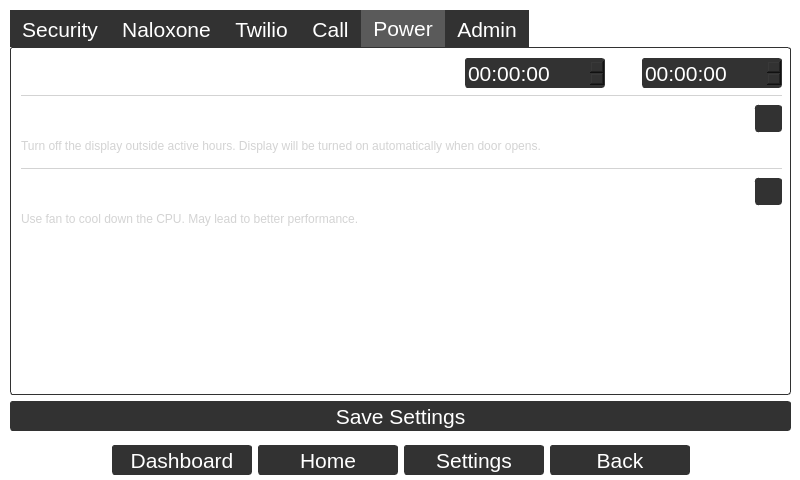
This is oobe_qt/door_close_window.ui in zyl120/Naloxone_Safety_Kit as Qt 5 draws it before an edit. The edited form follows.
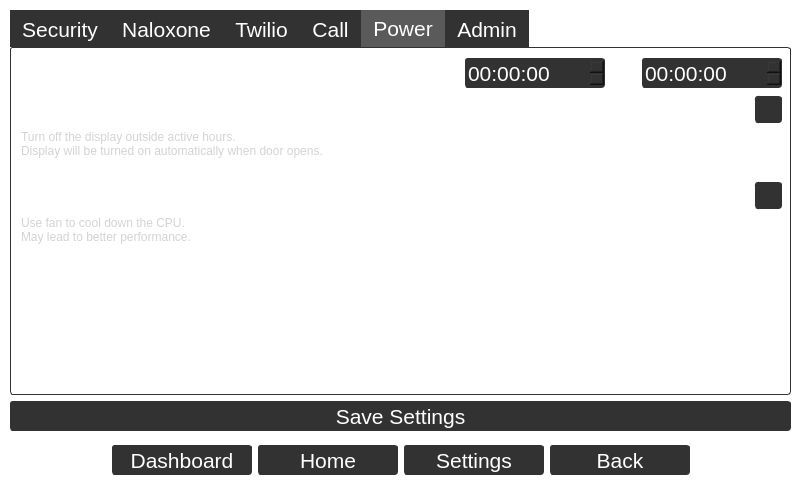
This is the edited form. The open tabs and pages were chosen to show the change.

```diff
--- a/oobe_qt/door_close_window.ui
+++ b/oobe_qt/door_close_window.ui
@@ -3022,19 +3022,6 @@
               </item>
              </layout>
             </item>
-            <item>
-             <widget class="Line" name="line_2">
-              <property name="styleSheet">
-               <string notr="true">color:lightgrey</string>
-              </property>
-              <property name="frameShadow">
-               <enum>QFrame::Plain</enum>
-              </property>
-              <property name="orientation">
-               <enum>Qt::Horizontal</enum>
-              </property>
-             </widget>
-            </item>
             <item>
              <layout class="QVBoxLayout" name="verticalLayout_33">
               <item>
@@ -3122,7 +3109,7 @@
                 <property name="minimumSize">
                  <size>
                   <width>0</width>
-                  <height>22</height>
+                  <height>44</height>
                  </size>
                 </property>
                 <property name="font">
@@ -3135,7 +3122,8 @@
                  <string notr="true">color:lightgrey</string>
                 </property>
                 <property name="text">
-                 <string>&lt;html&gt;&lt;head/&gt;&lt;body&gt;&lt;p&gt;Turn off the display outside active hours. Display will be turned on automatically when door opens.&lt;/p&gt;&lt;/body&gt;&lt;/html&gt;</string>
+                 <string>Turn off the display outside active hours. 
+Display will be turned on automatically when door opens.</string>
                 </property>
                 <property name="alignment">
                  <set>Qt::AlignLeading|Qt::AlignLeft|Qt::AlignTop</set>
@@ -3147,19 +3135,6 @@
               </item>
              </layout>
             </item>
-            <item>
-             <widget class="Line" name="line">
-              <property name="styleSheet">
-               <string notr="true">color:lightgrey</string>
-              </property>
-              <property name="frameShadow">
-               <enum>QFrame::Plain</enum>
-              </property>
-              <property name="orientation">
-               <enum>Qt::Horizontal</enum>
-              </property>
-             </widget>
-            </item>
             <item>
              <layout class="QVBoxLayout" name="verticalLayout_18">
               <item>
@@ -3241,7 +3216,7 @@
                 <property name="minimumSize">
                  <size>
                   <width>0</width>
-                  <height>22</height>
+                  <height>44</height>
                  </size>
                 </property>
                 <property name="font">
@@ -3253,7 +3228,8 @@
                  <string notr="true">color:lightgrey</string>
                 </property>
                 <property name="text">
-                 <string>&lt;html&gt;&lt;head/&gt;&lt;body&gt;&lt;p&gt;Use fan to cool down the CPU. May lead to better performance.&lt;/p&gt;&lt;/body&gt;&lt;/html&gt;</string>
+                 <string>Use fan to cool down the CPU.
+May lead to better performance.</string>
                 </property>
                 <property name="alignment">
                  <set>Qt::AlignLeading|Qt::AlignLeft|Qt::AlignTop</set>
```
Left out of the diff: 91 changed lines with no effect on the pictures.
